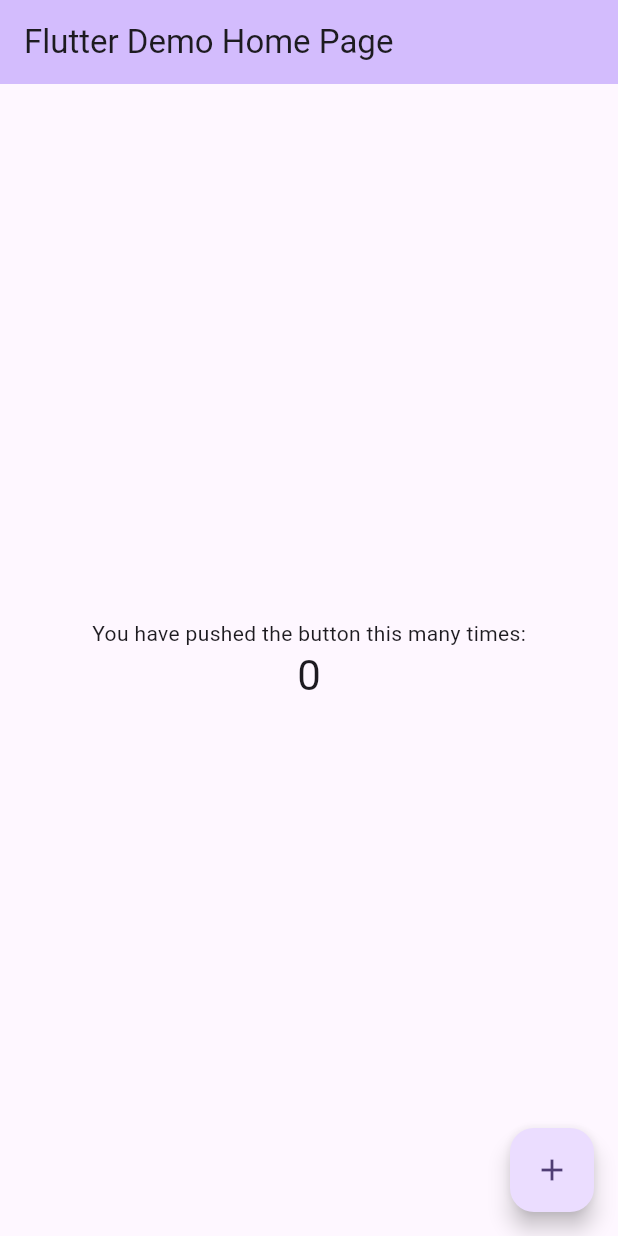
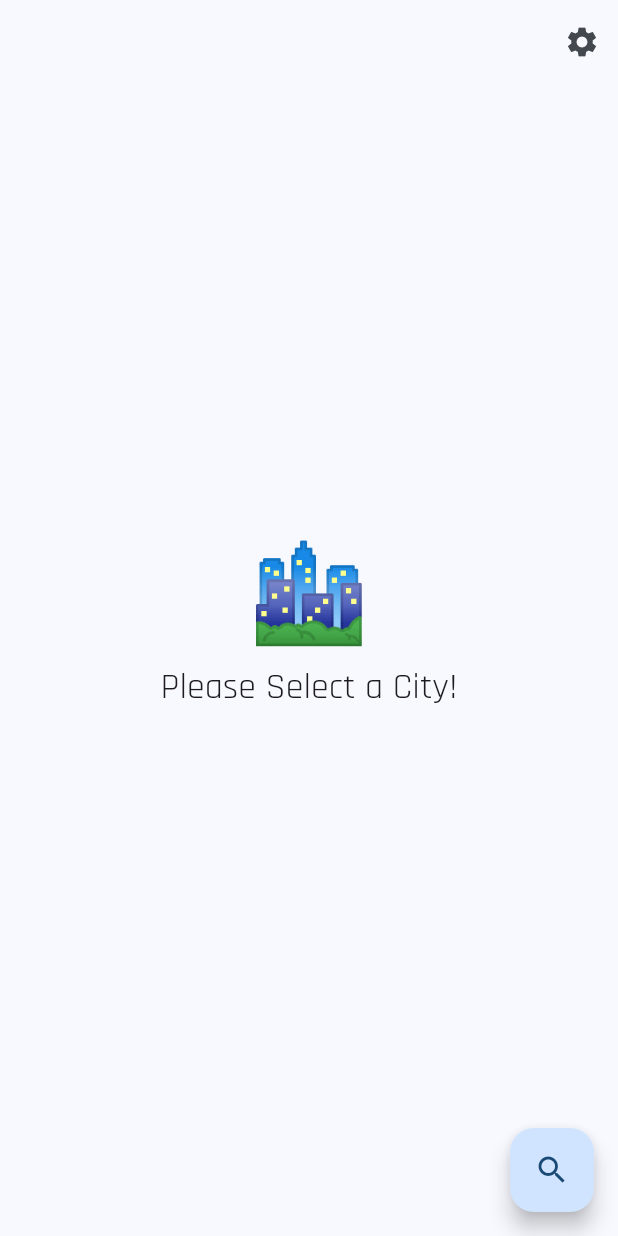
Before and after one commit to jcammas/weather_app, a Flutter app: the screen it shows after launch, on a phone screen of 412 x 824 dp. Run offline on Flutter 3.47's test engine with Material 3 defaults, Android fonts, the phone set to English and light mode, and no system bars; our stand-ins replace bloc, equatable, flutter_bloc, google_fonts, hydrated_bloc.

Commit message:
weather_app : logic & view ok, need to do some design now

```diff
--- /dev/null
+++ b/my_app/lib/app.dart
@@ -0,0 +1,47 @@
+import 'package:flutter/material.dart';
+import 'package:flutter_bloc/flutter_bloc.dart';
+import 'package:google_fonts/google_fonts.dart';
+import 'package:my_app/theme/cubit/theme_cubit.dart';
+import 'package:my_app/weather/view/weather_page.dart';
+import 'package:weather_repository/weather_repository.dart';
+
+class WeatherApp extends StatelessWidget {
+  const WeatherApp({required WeatherRepository weatherRepository, super.key})
+      : _weatherRepository = weatherRepository;
+
+  final WeatherRepository _weatherRepository;
+
+  @override
+  Widget build(BuildContext context) {
+    return RepositoryProvider.value(
+      value: _weatherRepository,
+      child: BlocProvider(
+        create: (_) => ThemeCubit(),
+        child: const WeatherAppView(),
+      ),
+    );
+  }
+}
+
+class WeatherAppView extends StatelessWidget {
+  const WeatherAppView({super.key});
+
+  @override
+  Widget build(BuildContext context) {
+    return BlocBuilder<ThemeCubit, Color>(
+      builder: (context, color) {
+        return MaterialApp(
+          theme: ThemeData(
+            appBarTheme: const AppBarTheme(
+              backgroundColor: Colors.transparent,
+              elevation: 0,
+            ),
+            colorScheme: ColorScheme.fromSeed(seedColor: color),
+            textTheme: GoogleFonts.rajdhaniTextTheme(),
+          ),
+          home: const WeatherPage(),
+        );
+      },
+    );
+  }
+}
--- a/my_app/lib/main.dart
+++ b/my_app/lib/main.dart
@@ -1,125 +1,18 @@
+import 'package:flutter/foundation.dart';
 import 'package:flutter/material.dart';
+import 'package:hydrated_bloc/hydrated_bloc.dart';
+import 'package:my_app/app.dart';
+import 'package:my_app/weather_bloc_observer.dart';
+import 'package:path_provider/path_provider.dart';
+import 'package:weather_repository/weather_repository.dart';
 
-void main() {
-  runApp(const MyApp());
+void main() async {
+  WidgetsFlutterBinding.ensureInitialized();
+  Bloc.observer = const WeatherBlocObserver();
+  HydratedBloc.storage = await HydratedStorage.build(
+    storageDirectory: kIsWeb
+        ? HydratedStorage.webStorageDirectory
+        : await getTemporaryDirectory(),
+  );
+  runApp(WeatherApp(weatherRepository: WeatherRepository()));
 }
-
-class MyApp extends StatelessWidget {
-  const MyApp({super.key});
-
-  // This widget is the root of your application.
-  @override
-  Widget build(BuildContext context) {
-    return MaterialApp(
-      title: 'Flutter Demo',
-      theme: ThemeData(
-        // This is the theme of your application.
-        //
-        // TRY THIS: Try running your application with "flutter run". You'll see
-        // the application has a purple toolbar. Then, without quitting the app,
-        // try changing the seedColor in the colorScheme below to Colors.green
-        // and then invoke "hot reload" (save your changes or press the "hot
-        // reload" button in a Flutter-supported IDE, or press "r" if you used
-        // the command line to start the app).
-        //
-        // Notice that the counter didn't reset back to zero; the application
-        // state is not lost during the reload. To reset the state, use hot
-        // restart instead.
-        //
-        // This works for code too, not just values: Most code changes can be
-        // tested with just a hot reload.
-        colorScheme: ColorScheme.fromSeed(seedColor: Colors.deepPurple),
-        useMaterial3: true,
-      ),
-      home: const MyHomePage(title: 'Flutter Demo Home Page'),
-    );
-  }
-}
-
-class MyHomePage extends StatefulWidget {
-  const MyHomePage({super.key, required this.title});
-
-  // This widget is the home page of your application. It is stateful, meaning
-  // that it has a State object (defined below) that contains fields that affect
-  // how it looks.
-
-  // This class is the configuration for the state. It holds the values (in this
-  // case the title) provided by the parent (in this case the App widget) and
-  // used by the build method of the State. Fields in a Widget subclass are
-  // always marked "final".
-
-  final String title;
-
-  @override
-  State<MyHomePage> createState() => _MyHomePageState();
-}
-
-class _MyHomePageState extends State<MyHomePage> {
-  int _counter = 0;
-
-  void _incrementCounter() {
-    setState(() {
-      // This call to setState tells the Flutter framework that something has
-      // changed in this State, which causes it to rerun the build method below
-      // so that the display can reflect the updated values. If we changed
-      // _counter without calling setState(), then the build method would not be
-      // called again, and so nothing would appear to happen.
-      _counter++;
-    });
-  }
-
-  @override
-  Widget build(BuildContext context) {
-    // This method is rerun every time setState is called, for instance as done
-    // by the _incrementCounter method above.
-    //
-    // The Flutter framework has been optimized to make rerunning build methods
-    // fast, so that you can just rebuild anything that needs updating rather
-    // than having to individually change instances of widgets.
-    return Scaffold(
-      appBar: AppBar(
-        // TRY THIS: Try changing the color here to a specific color (to
-        // Colors.amber, perhaps?) and trigger a hot reload to see the AppBar
-        // change color while the other colors stay the same.
-        backgroundColor: Theme.of(context).colorScheme.inversePrimary,
-        // Here we take the value from the MyHomePage object that was created by
-        // the App.build method, and use it to set our appbar title.
-        title: Text(widget.title),
-      ),
-      body: Center(
-        // Center is a layout widget. It takes a single child and positions it
-        // in the middle of the parent.
-        child: Column(
-          // Column is also a layout widget. It takes a list of children and
-          // arranges them vertically. By default, it sizes itself to fit its
-          // children horizontally, and tries to be as tall as its parent.
-          //
-          // Column has various properties to control how it sizes itself and
-          // how it positions its children. Here we use mainAxisAlignment to
-          // center the children vertically; the main axis here is the vertical
-          // axis because Columns are vertical (the cross axis would be
-          // horizontal).
-          //
-          // TRY THIS: Invoke "debug painting" (choose the "Toggle Debug Paint"
-          // action in the IDE, or press "p" in the console), to see the
-          // wireframe for each widget.
-          mainAxisAlignment: MainAxisAlignment.center,
-          children: <Widget>[
-            const Text(
-              'You have pushed the button this many times:',
-            ),
-            Text(
-              '$_counter',
-              style: Theme.of(context).textTheme.headlineMedium,
-            ),
-          ],
-        ),
-      ),
-      floatingActionButton: FloatingActionButton(
-        onPressed: _incrementCounter,
-        tooltip: 'Increment',
-        child: const Icon(Icons.add),
-      ), // This trailing comma makes auto-formatting nicer for build methods.
-    );
-  }
-}
--- /dev/null
+++ b/my_app/lib/weather/view/weather_page.dart
@@ -0,0 +1,17 @@
+import 'package:flutter/material.dart';
+import 'package:flutter_bloc/flutter_bloc.dart';
+import 'package:my_app/weather/cubit/weather_cubit.dart';
+import 'package:my_app/weather/view/weather_view.dart';
+import 'package:weather_repository/weather_repository.dart';
+
+class WeatherPage extends StatelessWidget {
+  const WeatherPage({super.key});
+
+  @override
+  Widget build(BuildContext context) {
+    return BlocProvider(
+      create: (context) => WeatherCubit(context.read<WeatherRepository>()),
+      child: const WeatherView(),
+    );
+  }
+}
--- /dev/null
+++ b/my_app/lib/weather/view/weather_view.dart
@@ -0,0 +1,70 @@
+import 'package:flutter/material.dart';
+import 'package:flutter_bloc/flutter_bloc.dart';
+import 'package:my_app/search/view/search_page.dart';
+import 'package:my_app/settings/view/settings_page.dart';
+import 'package:my_app/theme/cubit/theme_cubit.dart';
+import 'package:my_app/weather/cubit/weather_cubit.dart';
+import 'package:my_app/weather/widgets/widgets.dart';
+
+class WeatherView extends StatefulWidget {
+  const WeatherView({super.key});
+
+  @override
+  State<WeatherView> createState() => _WeatherViewState();
+}
+
+class _WeatherViewState extends State<WeatherView> {
+  @override
+  Widget build(BuildContext context) {
+    return Scaffold(
+      extendBodyBehindAppBar: true,
+      appBar: AppBar(
+        actions: [
+          IconButton(
+            icon: const Icon(Icons.settings),
+            onPressed: () {
+              Navigator.of(context).push<void>(
+                SettingsPage.route(context.read<WeatherCubit>()),
+              );
+            },
+          )
+        ],
+      ),
+      body: Center(
+        child: BlocConsumer<WeatherCubit, WeatherState>(
+          listener: (context, state) {
+            if (state.status.isSuccess) {
+              context.read<ThemeCubit>().updateTheme(state.weather);
+            }
+          },
+          builder: (context, state) {
+            switch (state.status) {
+              case WeatherStatus.initial:
+                return const WeatherEmpty();
+              case WeatherStatus.loading:
+                return const WeatherLoading();
+              case WeatherStatus.success:
+                return WeatherPopulated(
+                  weather: state.weather,
+                  units: state.temperatureUnits,
+                  onRefresh: () {
+                    return context.read<WeatherCubit>().refreshWeather();
+                  },
+                );
+              case WeatherStatus.failure:
+                return const WeatherError();
+            }
+          },
+        ),
+      ),
+      floatingActionButton: FloatingActionButton(
+        child: const Icon(Icons.search, semanticLabel: 'Search'),
+        onPressed: () async {
+          final city = await Navigator.of(context).push(SearchPage.route());
+          if (!context.mounted) return;
+          await context.read<WeatherCubit>().fetchWeather(city);
+        },
+      ),
+    );
+  }
+}
--- /dev/null
+++ b/my_app/lib/weather/widgets/weather_empty.dart
@@ -0,0 +1,20 @@
+import 'package:flutter/material.dart';
+
+class WeatherEmpty extends StatelessWidget {
+  const WeatherEmpty({super.key});
+
+  @override
+  Widget build(BuildContext context) {
+    final theme = Theme.of(context);
+    return Column(
+      mainAxisSize: MainAxisSize.min,
+      children: [
+        const Text('🏙️', style: TextStyle(fontSize: 64)),
+        Text(
+          'Please Select a City!',
+          style: theme.textTheme.headlineSmall,
+        ),
+      ],
+    );
+  }
+}
--- /dev/null
+++ b/my_app/lib/weather/widgets/widgets.dart
@@ -0,0 +1,4 @@
+export 'weather_empty.dart';
+export 'weather_error.dart';
+export 'weather_loading.dart';
+export 'weather_populated.dart';
```
Also changed, not shown: my_app/lib/search/view/search_page.dart (added, +52 -0 lines), my_app/lib/settings/view/settings_page.dart (added, +45 -0 lines), my_app/lib/theme/cubit/theme_cubit.dart (+9 -8 lines), my_app/lib/weather/widgets/weather_error.dart (added, +20 -0 lines), my_app/lib/weather/widgets/weather_loading.dart (added, +24 -0 lines), my_app/lib/weather/widgets/weather_populated.dart (added, +135 -0 lines), my_app/lib/weather_bloc_observer.dart (added, +34 -0 lines), 4 other files.
